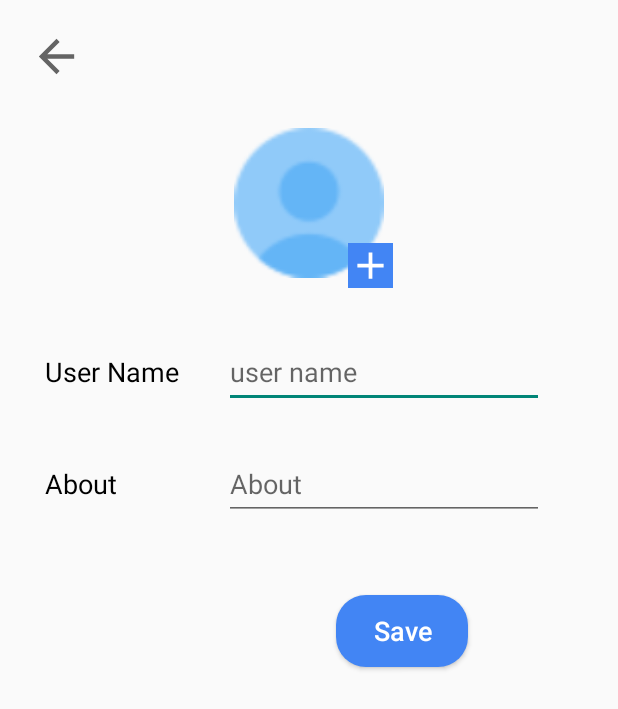
After one commit to Harivansh-coder/Lets-Chat, an Android app: the SettingsActivity screen opened directly, with no data from a screen before it, on a phone screen of 412 x 824 dp. The commit adds this screen. Shown: the top 709 px of the screen. Run offline under Robolectric (Android 15) with nearby library versions, the phone set to English and light mode, and no system bars; our stand-ins replace CircleImageView, Firebase (no records; nobody signed in at launch, a user with empty details on screens opened directly), Picasso; 1 statement that could not run was skipped.

Commit message:
fixed profile image uploading

```diff
--- a/LetsChat/app/build.gradle
+++ b/LetsChat/app/build.gradle
@@ -36,9 +36,13 @@ dependencies {
     implementation 'androidx.appcompat:appcompat:1.3.1'
     implementation 'com.google.android.material:material:1.4.0'
     implementation 'androidx.constraintlayout:constraintlayout:2.1.0'
-    implementation 'com.google.firebase:firebase-auth:21.0.1'
-    implementation 'com.google.firebase:firebase-database:20.0.2'
+
+    implementation platform('com.google.firebase:firebase-bom:28.4.2')
+
+    implementation 'com.google.firebase:firebase-auth'
+    implementation 'com.google.firebase:firebase-database'
     implementation 'androidx.legacy:legacy-support-v4:1.0.0'
+    implementation 'com.google.firebase:firebase-storage'
     testImplementation 'junit:junit:4.+'
     androidTestImplementation 'androidx.test.ext:junit:1.1.3'
     androidTestImplementation 'androidx.test.espresso:espresso-core:3.4.0'
--- a/LetsChat/app/src/main/java/com/harivansh/letschat/DashBoard.java
+++ b/LetsChat/app/src/main/java/com/harivansh/letschat/DashBoard.java
@@ -79,12 +79,7 @@ public class DashBoard extends AppCompatActivity {
             }
         });
 
-
-
     }
-
-
-
 
 
     // menu created
@@ -105,7 +100,7 @@ public class DashBoard extends AppCompatActivity {
                 break;
 
             case R.id.settings:
-                Toast.makeText(this,"settings",Toast.LENGTH_LONG).show();
+                startActivity(new Intent(DashBoard.this, SettingsActivity.class));
                 break;
 //            case R.id.grp_chat:
 //                Toast.makeText(this,"grp chat",Toast.LENGTH_LONG).show();
--- /dev/null
+++ b/LetsChat/app/src/main/java/com/harivansh/letschat/SettingsActivity.java
@@ -0,0 +1,138 @@
+package com.harivansh.letschat;
+
+import androidx.annotation.NonNull;
+import androidx.annotation.Nullable;
+import androidx.appcompat.app.AppCompatActivity;
+
+import android.content.Intent;
+import android.net.Uri;
+import android.os.Bundle;
+import android.view.View;
+
+import com.google.android.gms.tasks.OnSuccessListener;
+import com.google.android.material.snackbar.BaseTransientBottomBar;
+import com.google.android.material.snackbar.Snackbar;
+import com.google.firebase.auth.FirebaseAuth;
+import com.google.firebase.database.DataSnapshot;
+import com.google.firebase.database.DatabaseError;
+import com.google.firebase.database.FirebaseDatabase;
+import com.google.firebase.database.ValueEventListener;
+import com.google.firebase.storage.FirebaseStorage;
+import com.google.firebase.storage.StorageReference;
+import com.google.firebase.storage.UploadTask;
+import com.harivansh.letschat.databinding.ActivitySettingsBinding;
+import com.harivansh.letschat.model.User;
+import com.squareup.picasso.Picasso;
+
+public class SettingsActivity extends AppCompatActivity {
+
+
+    private ActivitySettingsBinding binding;
+
+    private FirebaseAuth firebaseAuth;
+    private FirebaseDatabase firebaseDatabase;
+    private FirebaseStorage firebaseStorage;
+
+    @Override
+    protected void onCreate(Bundle savedInstanceState) {
+        super.onCreate(savedInstanceState);
+        binding = ActivitySettingsBinding.inflate(getLayoutInflater());
+        setContentView(binding.getRoot());
+
+        // hiding the action bar
+        getSupportActionBar().hide();
+
+        // getting firebase instances
+
+        firebaseAuth = FirebaseAuth.getInstance();
+        firebaseDatabase = FirebaseDatabase.getInstance();
+        firebaseStorage = FirebaseStorage.getInstance();
+
+
+
+        // back button
+
+        binding.settingBackButton.setOnClickListener(new View.OnClickListener() {
+            @Override
+            public void onClick(View v) {
+                finish();
+            }
+        });
+
+
+        // username and about implementation
+
+        firebaseDatabase.getReference().child("Users").child(FirebaseAuth.getInstance().getUid())
+                .addListenerForSingleValueEvent(new ValueEventListener() {
+                    @Override
+                    public void onDataChange(@NonNull DataSnapshot snapshot) {
+                        User user = snapshot.getValue(User.class);
+                        Picasso.get()
+                                .load(user.getUserProfileImage())
+                                .placeholder(R.drawable.profile)
+                                .into(binding.settingsProfileImage);
+                    }
+
+                    @Override
+                    public void onCancelled(@NonNull DatabaseError error) {
+
+                    }
+                });
+
+        // save button
+
+
+        // adding profile image
+
+        binding.settingChangeImage.setOnClickListener(new View.OnClickListener() {
+            @Override
+            public void onClick(View v) {
+                Intent intent = new Intent();
+                intent.setAction(Intent.ACTION_GET_CONTENT);
+                intent.setType("image/*");
+                startActivityForResult(intent, 33);
+
+
+            }
+        });
+
+
+
+
+    }
+
+    // getting uri from local machine and uploading to firebase storage
+    @Override
+    protected void onActivityResult(int requestCode, int resultCode, @Nullable Intent data) {
+        super.onActivityResult(requestCode, resultCode, data);
+
+        if (data.getData() != null){
+
+            Uri iFile = data.getData();
+
+            binding.settingsProfileImage.setImageURI(iFile);
+
+
+            // getting firebase storage reference
+            final StorageReference storageReference = firebaseStorage.getReference().child("UserProfileImage")
+                    .child(FirebaseAuth.getInstance().getUid());
+
+
+            // passing the uri
+            storageReference.putFile(iFile).addOnSuccessListener(new OnSuccessListener<UploadTask.TaskSnapshot>() {
+                @Override
+                public void onSuccess(UploadTask.TaskSnapshot taskSnapshot) {
+                    storageReference.getDownloadUrl().addOnSuccessListener(new OnSuccessListener<Uri>() {
+                        @Override
+                        public void onSuccess(Uri uri) {
+                            firebaseDatabase.getReference().child("Users")
+                                    .child(FirebaseAuth.getInstance().getUid())
+                                    .child("profileImage").setValue(uri.toString());
+                        }
+                    });
+                    Snackbar.make(binding.settingChangeImage, "Image added", BaseTransientBottomBar.LENGTH_LONG).show();
+                }
+            });
+        }
+    }
+}
--- a/LetsChat/app/src/main/res/drawable/ic_arrow_back.xml
+++ b/LetsChat/app/src/main/res/drawable/ic_arrow_back.xml
@@ -1,5 +1,5 @@
 <vector android:autoMirrored="true" android:height="30dp"
-    android:tint="#FFFFFF" android:viewportHeight="24"
+    android:tint="@color/white" android:viewportHeight="24"
     android:viewportWidth="24" android:width="30dp" xmlns:android="http://schemas.android.com/apk/res/android">
     <path android:fillColor="@android:color/white" android:pathData="M20,11H7.83l5.59,-5.59L12,4l-8,8 8,8 1.41,-1.41L7.83,13H20v-2z"/>
 </vector>
--- /dev/null
+++ b/LetsChat/app/src/main/res/drawable/ic_baseline_add.xml
@@ -0,0 +1,5 @@
+<vector android:height="24dp" android:tint="#FFFFFF"
+    android:viewportHeight="24" android:viewportWidth="24"
+    android:width="24dp" xmlns:android="http://schemas.android.com/apk/res/android">
+    <path android:fillColor="@android:color/white" android:pathData="M19,13h-6v6h-2v-6H5v-2h6V5h2v6h6v2z"/>
+</vector>
--- /dev/null
+++ b/LetsChat/app/src/main/res/drawable/ic_setting_arrow_back.xml
@@ -0,0 +1,11 @@
+<vector xmlns:android="http://schemas.android.com/apk/res/android"
+    android:width="24dp"
+    android:height="24dp"
+    android:viewportWidth="24"
+    android:viewportHeight="24"
+    android:tint="?attr/colorControlNormal"
+    android:autoMirrored="true">
+  <path
+      android:fillColor="@android:color/white"
+      android:pathData="M20,11H7.83l5.59,-5.59L12,4l-8,8 8,8 1.41,-1.41L7.83,13H20v-2z"/>
+</vector>
--- /dev/null
+++ b/LetsChat/app/src/main/res/layout/activity_settings.xml
@@ -0,0 +1,112 @@
+<?xml version="1.0" encoding="utf-8"?>
+<androidx.constraintlayout.widget.ConstraintLayout xmlns:android="http://schemas.android.com/apk/res/android"
+    xmlns:app="http://schemas.android.com/apk/res-auto"
+    xmlns:tools="http://schemas.android.com/tools"
+    android:layout_width="match_parent"
+    android:layout_height="match_parent"
+    tools:context=".SettingsActivity">
+
+    <ImageView
+        android:id="@+id/setting_back_button"
+        android:layout_width="35dp"
+        android:layout_height="35dp"
+        android:layout_marginStart="20dp"
+        android:layout_marginTop="20dp"
+        android:clickable="true"
+        app:layout_constraintStart_toStartOf="parent"
+        app:layout_constraintTop_toTopOf="parent"
+        app:srcCompat="@drawable/ic_setting_arrow_back" />
+
+    <de.hdodenhof.circleimageview.CircleImageView
+        android:id="@+id/settings_profile_image"
+        android:layout_width="100dp"
+        android:layout_height="100dp"
+        android:layout_marginTop="30dp"
+        android:background="@drawable/profile"
+        app:layout_constraintEnd_toEndOf="parent"
+        app:layout_constraintStart_toStartOf="parent"
+        app:layout_constraintTop_toBottomOf="@+id/setting_back_button"
+        />
+
+    <TextView
+        android:id="@+id/setting_username"
+        android:layout_width="wrap_content"
+        android:layout_height="wrap_content"
+        android:layout_marginStart="30dp"
+        android:layout_marginTop="50dp"
+        android:textSize="18sp"
+        android:textColor="@color/black"
+        android:text="@string/user_name"
+        app:layout_constraintStart_toStartOf="parent"
+        app:layout_constraintTop_toBottomOf="@+id/settings_profile_image" />
+
+    <EditText
+        android:id="@+id/setting_user_name_text"
+        android:layout_width="wrap_content"
+        android:layout_height="wrap_content"
+        android:layout_marginStart="30dp"
+        android:ems="10"
+        android:hint="user name"
+        android:inputType="textPersonName"
+        android:minHeight="48dp"
+        app:layout_constraintBottom_toBottomOf="@+id/setting_username"
+        app:layout_constraintEnd_toEndOf="parent"
+        app:layout_constraintHorizontal_bias="0.0"
+        app:layout_constraintStart_toEndOf="@+id/setting_username"
+        app:layout_constraintTop_toTopOf="@+id/setting_username" />
+
+    <TextView
+        android:id="@+id/textView4"
+        android:layout_width="wrap_content"
+        android:layout_height="wrap_content"
+        android:layout_marginStart="30dp"
+        android:layout_marginTop="50dp"
+        android:text="About"
+        android:textColor="@color/black"
+        android:textSize="18sp"
+        app:layout_constraintStart_toStartOf="parent"
+        app:layout_constraintTop_toBottomOf="@+id/setting_username" />
+
+    <EditText
+        android:id="@+id/setting_about"
+        android:layout_width="wrap_content"
+        android:layout_height="wrap_content"
+        android:ems="10"
+        android:hint="About"
+        android:inputType="textPersonName"
+        android:minHeight="48dp"
+        app:layout_constraintBottom_toBottomOf="@+id/textView4"
+        app:layout_constraintEnd_toEndOf="@+id/setting_user_name_text"
+        app:layout_constraintStart_toStartOf="@+id/setting_user_name_text"
+        app:layout_constraintTop_toTopOf="@+id/textView4" />
+
+    <Button
+        android:id="@+id/setting_save_button"
+        android:layout_width="wrap_content"
+        android:layout_height="wrap_content"
+        android:layout_marginTop="50dp"
+        android:layout_marginEnd="100dp"
+        android:text="@string/save"
+        android:textAllCaps="false"
+        android:textColor="@color/white"
+        android:textSize="18sp"
+        android:background="@drawable/custom_button"
+        app:layout_constraintEnd_toEndOf="parent"
+        app:layout_constraintTop_toBottomOf="@+id/setting_about" />
+
+    <ImageView
+        android:id="@+id/setting_change_image"
+        android:layout_width="30dp"
+        android:layout_height="30dp"
+        android:layout_marginStart="76dp"
+        android:layout_marginTop="30dp"
+        android:background="@color/Blue"
+        android:clickable="true"
+        app:layout_constraintBottom_toTopOf="@+id/setting_user_name_text"
+        app:layout_constraintStart_toStartOf="@+id/settings_profile_image"
+        app:layout_constraintTop_toTopOf="@+id/settings_profile_image"
+        app:layout_constraintVertical_bias="0.594"
+        app:srcCompat="@drawable/ic_baseline_add" />
+
+
+</androidx.constraintlayout.widget.ConstraintLayout>
--- a/LetsChat/app/src/main/res/values/strings.xml
+++ b/LetsChat/app/src/main/res/values/strings.xml
@@ -38,4 +38,6 @@
     <string name="message">Message</string>
     <string name="fab_content_desc">send message</string>
     <string name="group_chat">group chat</string>
+    <string name="user_name">User Name</string>
+    <string name="save">Save</string>
 </resources>
```
Also changed, not shown: LetsChat/app/src/main/AndroidManifest.xml (+6 -3 lines).
